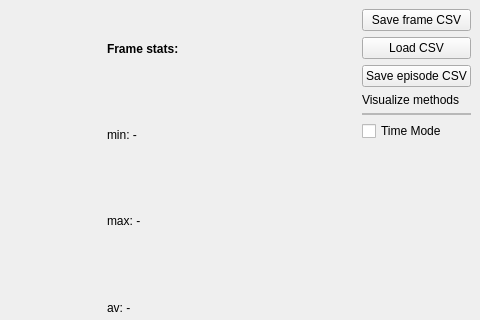
Above: server/database_scroll/mainwindow.ui from GiteZz/Thermal-sensor-localisation before the change; both pictures show x 320 to 800 and y 0 to 320 of the 800 by 600 pixel window. Below: the same form after it.
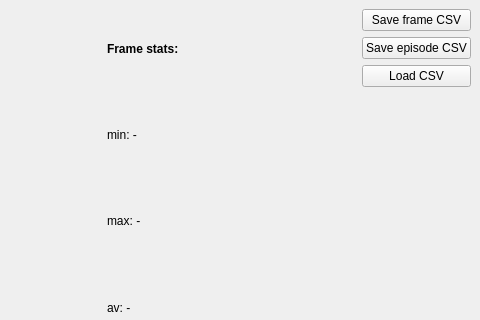
That is the form after the change.

Commit message: Provided more comments for database_scroller updated ui

Diff of the .ui file:
```diff
--- a/server/database_scroll/mainwindow.ui
+++ b/server/database_scroll/mainwindow.ui
@@ -354,13 +354,6 @@
           </property>
          </widget>
         </item>
-        <item>
-         <widget class="QPushButton" name="loadCSVButton">
-          <property name="text">
-           <string>Load CSV</string>
-          </property>
-         </widget>
-        </item>
         <item>
          <widget class="QPushButton" name="saveCSVEPISODEButton">
           <property name="text">
@@ -369,43 +362,9 @@
          </widget>
         </item>
         <item>
-         <widget class="QLabel" name="label_3">
+         <widget class="QPushButton" name="loadCSVButton">
           <property name="text">
-           <string>Visualize methods</string>
-          </property>
-         </widget>
-        </item>
-        <item>
-         <widget class="QFrame" name="frame_2">
-          <property name="frameShape">
-           <enum>QFrame::StyledPanel</enum>
-          </property>
-          <property name="frameShadow">
-           <enum>QFrame::Sunken</enum>
-          </property>
-          <layout class="QVBoxLayout" name="verticalLayout_5">
-           <property name="leftMargin">
-            <number>0</number>
-           </property>
-           <property name="topMargin">
-            <number>0</number>
-           </property>
-           <property name="rightMargin">
-            <number>0</number>
-           </property>
-           <property name="bottomMargin">
-            <number>0</number>
-           </property>
-           <item>
-            <layout class="QVBoxLayout" name="visualizeVLayout"/>
-           </item>
-          </layout>
-         </widget>
-        </item>
-        <item>
-         <widget class="QCheckBox" name="timeCheckBox">
-          <property name="text">
-           <string>Time Mode</string>
+           <string>Load CSV</string>
           </property>
          </widget>
         </item>
```
The commit also changes 3 other files.
